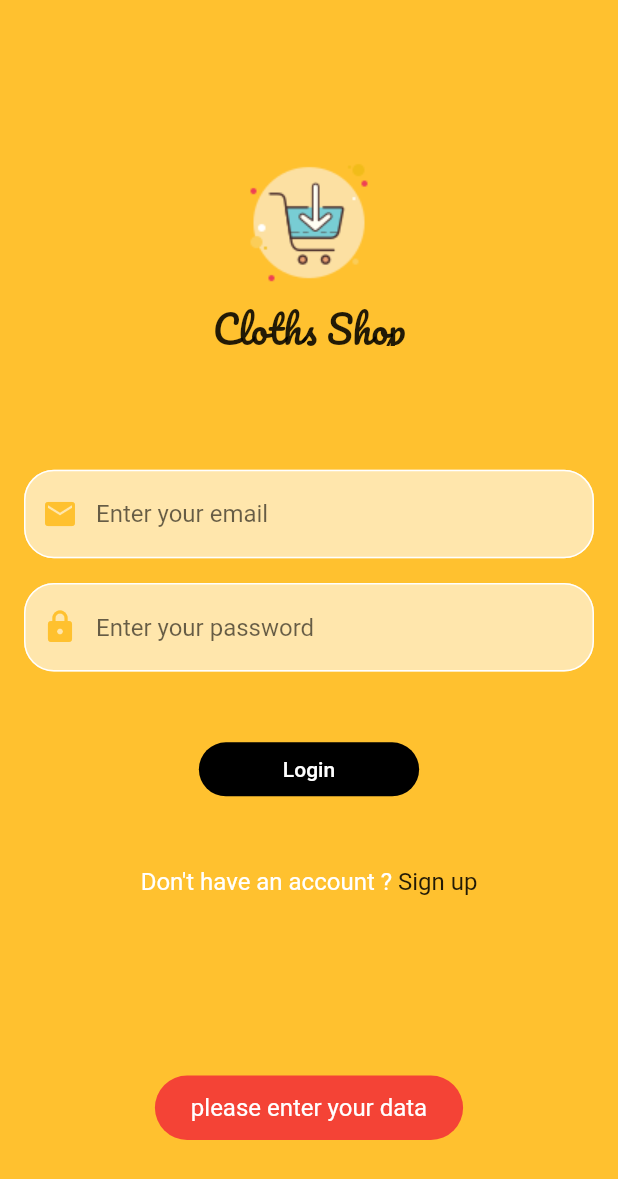
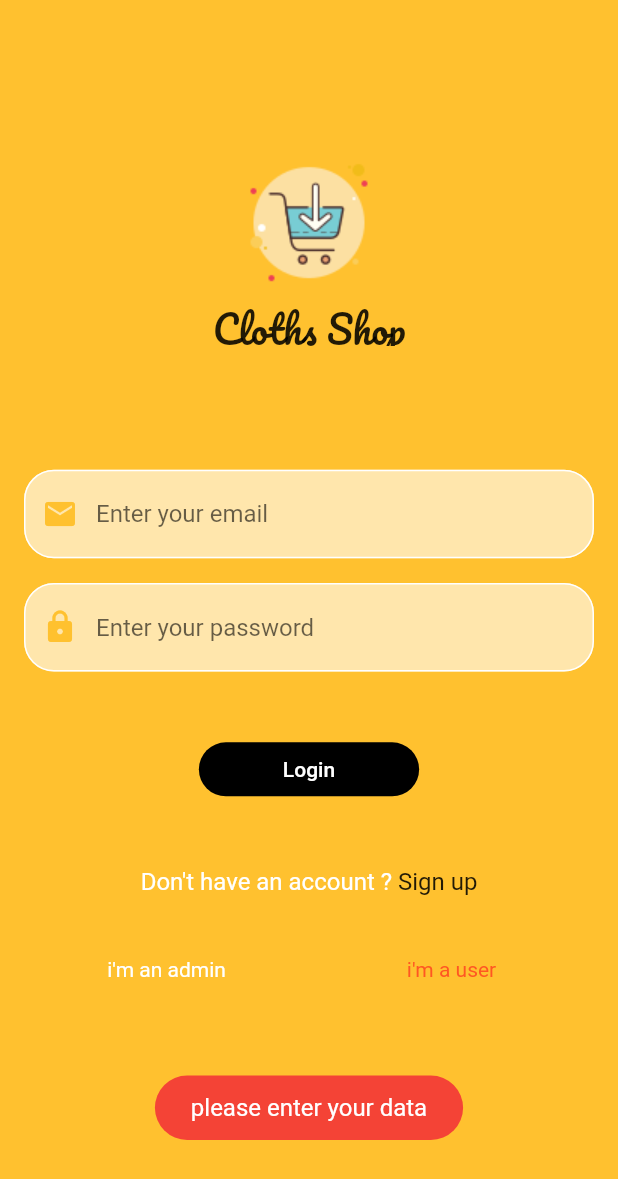
Before and after one commit to kosbaship/cloth_shop, a Flutter app: the screen it shows after launch, after a tap on "Login", on a phone screen of 412 x 824 dp. Shown: the top 1179 px of the screen. Run offline on Flutter 3.47's test engine with Material 2 defaults, Android fonts, the phone set to English and light mode, and no system bars; our stand-ins replace firebase_auth, firebase_core, flutter_bloc, fluttertoast; accounts and stored records are empty.

Commit message:
Admin & User (Design & Logic with Cubit)

```diff
--- a/lib/modules/login/cubit/login_states.dart
+++ b/lib/modules/login/cubit/login_states.dart
@@ -4,9 +4,16 @@ class LoginInitialState extends LoginStates {}
 
 class LoginLoadingState extends LoginStates {}
 
-class LoginSuccessState extends LoginStates {}
+class LoginSuccessState extends LoginStates {
+  final String mode;
+  LoginSuccessState(this.mode);
+}
 
 class LoginErrorState extends LoginStates {
   final error;
   LoginErrorState(this.error);
 }
+
+class LoginUserState extends LoginStates {}
+
+class LoginAdminState extends LoginStates {}
--- a/lib/modules/login/login_screen.dart
+++ b/lib/modules/login/login_screen.dart
@@ -1,7 +1,8 @@
-import 'package:cloth_shop/layout/home_screen.dart';
+import 'package:cloth_shop/modules/admin/admin_home_screen.dart';
 import 'package:cloth_shop/modules/login/cubit/login_cubit.dart';
 import 'package:cloth_shop/modules/login/cubit/login_states.dart';
 import 'package:cloth_shop/modules/signup/signup_screen.dart';
+import 'package:cloth_shop/modules/user/home_screen.dart';
 import 'package:cloth_shop/shared/colors/colors.dart';
 import 'package:cloth_shop/shared/components/compnents.dart';
 import 'package:flutter/material.dart';
@@ -36,10 +37,17 @@ class LoginScreen extends StatelessWidget {
           if (state is LoginSuccessState) {
             // close the progress dialog in the last state
             Navigator.pop(context);
-            navigateAndFinish(
-              context,
-              HomeScreen(),
-            );
+            if (state.mode == LoginCubit.get(context).userMode) {
+              navigateAndFinish(
+                context,
+                HomeScreen(),
+              );
+            } else if (state.mode == LoginCubit.get(context).adminMode) {
+              navigateAndFinish(
+                context,
+                AdminHomeScreen(),
+              );
+            }
           }
 
           if (state is LoginErrorState) {
@@ -47,12 +55,15 @@ class LoginScreen extends StatelessWidget {
             Navigator.pop(context);
             buildProgressDialog(
               context: context,
-              text: "This account not exist",
+              text: "This account not found",
               error: true,
             );
           }
         },
         builder: (context, state) {
+          String defaultMode = LoginCubit.get(context).currentMode;
+          String adminMode = LoginCubit.get(context).adminMode;
+          String userMode = LoginCubit.get(context).userMode;
           return Scaffold(
             backgroundColor: kMainColor,
             body: SafeArea(
@@ -98,8 +109,14 @@ class LoginScreen extends StatelessWidget {
                             showToast(
                                 message: "please enter your data", error: true);
                           } else {
-                            LoginCubit.get(context)
-                                .signIn(email: email, password: password);
+                            _checkAdminOrUserAndLogin(
+                              context: context,
+                              email: email,
+                              password: password,
+                              defaultMode: defaultMode,
+                              adminMode: adminMode,
+                              userMode: userMode,
+                            );
                           }
                         },
                         title: 'Login',
@@ -130,6 +147,45 @@ class LoginScreen extends StatelessWidget {
                           )
                         ],
                       ),
+                      SizedBox(
+                        height: loginScreenHeight * 0.05,
+                      ),
+                      Row(
+                        children: <Widget>[
+                          Expanded(
+                            child: GestureDetector(
+                              onTap: () {
+                                LoginCubit.get(context).changeToAdminMode();
+                                print('i\'m an admin my mode is $defaultMode');
+                              },
+                              child: Text(
+                                'i\'m an admin',
+                                textAlign: TextAlign.center,
+                                style: TextStyle(
+                                    color: defaultMode == adminMode
+                                        ? Colors.deepOrange
+                                        : kWhiteColor),
+                              ),
+                            ),
+                          ),
+                          Expanded(
+                            child: GestureDetector(
+                              onTap: () {
+                                LoginCubit.get(context).changeToUserMode();
+                                print('i\'m a user my mode is $defaultMode');
+                              },
+                              child: Text(
+                                'i\'m a user',
+                                textAlign: TextAlign.center,
+                                style: TextStyle(
+                                    color: defaultMode == userMode
+                                        ? Colors.deepOrange
+                                        : kWhiteColor),
+                              ),
+                            ),
+                          ),
+                        ],
+                      ),
                     ],
                   ),
                 ),
@@ -140,4 +196,23 @@ class LoginScreen extends StatelessWidget {
       ),
     );
   }
+
+  _checkAdminOrUserAndLogin(
+      {context, email, password, defaultMode, userMode, adminMode}) {
+    const String adminPassword = 'kosba4';
+    if (defaultMode == userMode) {
+      LoginCubit.get(context)
+          .signIn(email: email, password: password, mode: userMode);
+      print("login as user");
+    } else if (defaultMode == adminMode) {
+      if (password == adminPassword) {
+        LoginCubit.get(context)
+            .signIn(email: email, password: password, mode: adminMode);
+        print("login as admin");
+      } else {
+        buildProgressDialog(
+            context: context, text: 'Wrong Credentials', error: true);
+      }
+    }
+  }
 }
```
Also changed, not shown: lib/modules/admin/admin_home_screen.dart (added, +20 -0 lines), lib/modules/login/cubit/login_cubit.dart (+16 -2 lines), lib/modules/user/home_screen.dart (renamed from lib/layout/home_screen.dart).
